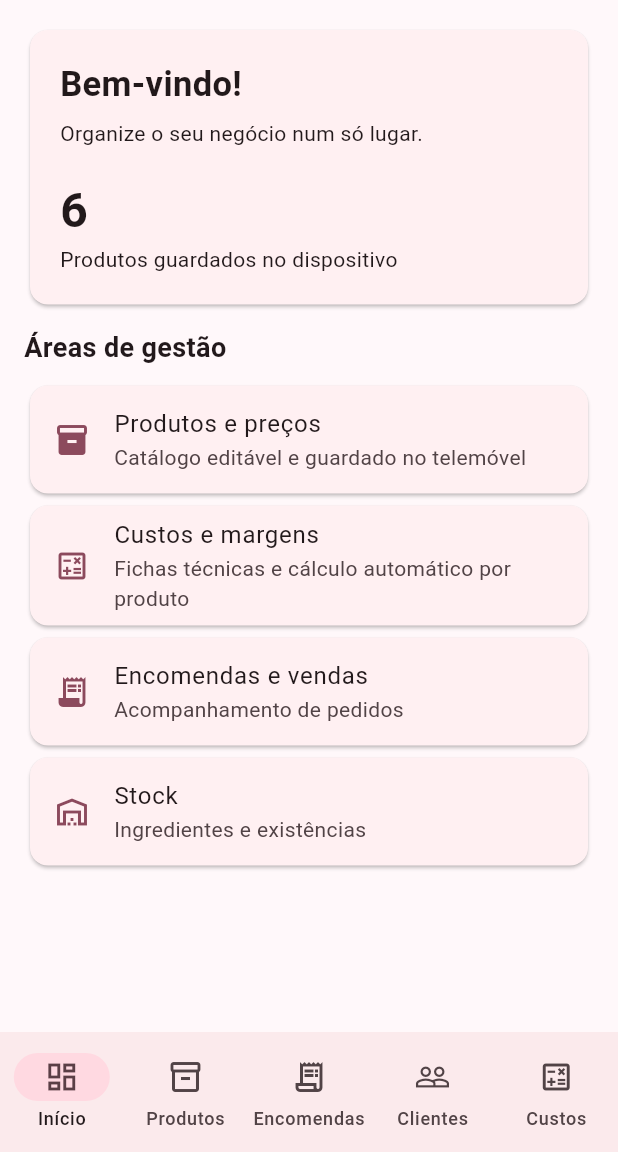
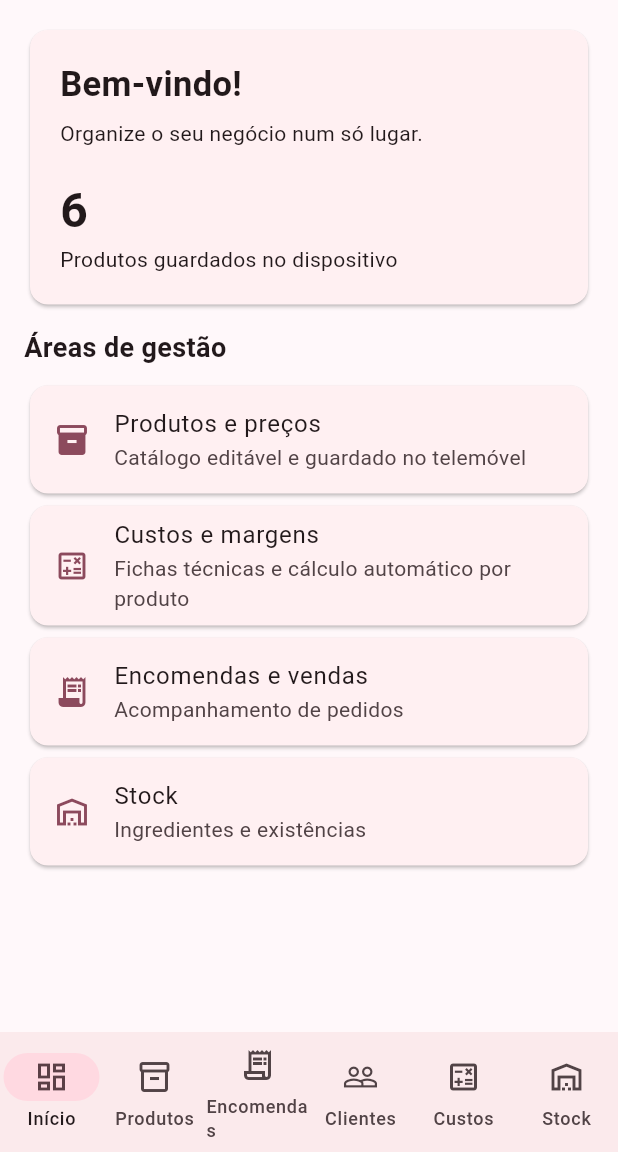
Before and after one commit to nogueiramafrapt-bit/nogueira-gestao, a Flutter app: the screen it shows after launch, on a phone screen of 412 x 824 dp, the part 84-1236 px from its top. Run offline on Flutter 3.47's test engine with Material 3 defaults, Android fonts, the phone set to English and light mode, and no system bars; our stand-ins replace shared_preferences.

Commit message:
Adicionar controlo de stock de ingredientes

```diff
--- a/lib/app.dart
+++ b/lib/app.dart
@@ -131,23 +131,29 @@ class _NogueiraHomePageState extends State<NogueiraHomePage> {
     final name = TextEditingController(text: ingredient?.name ?? '');
     final unit = TextEditingController(text: ingredient?.unit ?? 'kg');
     final price = TextEditingController(text: ingredient?.pricePerUnit.toStringAsFixed(2) ?? '');
+    final stock = TextEditingController(text: ingredient?.stockQuantity.toString() ?? '0');
+    final minimum = TextEditingController(text: ingredient?.minimumStock.toString() ?? '0');
     final result = await showDialog<_Ingredient>(context: context, builder: (c) => AlertDialog(
       title: Text(ingredient == null ? 'Novo ingrediente' : 'Editar ingrediente'),
       content: Column(mainAxisSize: MainAxisSize.min, children: [
         TextField(controller: name, decoration: const InputDecoration(labelText: 'Ingrediente (ex.: farinha)')),
         TextField(controller: unit, decoration: const InputDecoration(labelText: 'Unidade de compra (kg, L, un.)')),
         TextField(controller: price, keyboardType: const TextInputType.numberWithOptions(decimal: true), decoration: const InputDecoration(labelText: 'Preço por unidade (€)')),
+        TextField(controller: stock, keyboardType: const TextInputType.numberWithOptions(decimal: true), decoration: const InputDecoration(labelText: 'Stock atual')),
+        TextField(controller: minimum, keyboardType: const TextInputType.numberWithOptions(decimal: true), decoration: const InputDecoration(labelText: 'Stock mínimo')),
       ]),
       actions: [
         TextButton(onPressed: () => Navigator.pop(c), child: const Text('Cancelar')),
         FilledButton(onPressed: () {
           final v = double.tryParse(price.text.trim().replaceAll(',', '.'));
-          if (name.text.trim().isEmpty || unit.text.trim().isEmpty || v == null || v < 0) return;
-          Navigator.pop(c, _Ingredient(name.text.trim(), unit.text.trim(), v));
+          final q = double.tryParse(stock.text.trim().replaceAll(',', '.'));
+          final m = double.tryParse(minimum.text.trim().replaceAll(',', '.'));
+          if (name.text.trim().isEmpty || unit.text.trim().isEmpty || v == null || v < 0 || q == null || q < 0 || m == null || m < 0) return;
+          Navigator.pop(c, _Ingredient(name.text.trim(), unit.text.trim(), v, stockQuantity: q, minimumStock: m));
         }, child: const Text('Guardar')),
       ],
     ));
-    name.dispose(); unit.dispose(); price.dispose();
+    name.dispose(); unit.dispose(); price.dispose(); stock.dispose(); minimum.dispose();
     if (result == null || !mounted) return;
     setState(() {
       if (index == null) {
@@ -220,14 +226,14 @@ class _NogueiraHomePageState extends State<NogueiraHomePage> {
 
   @override
   Widget build(BuildContext context) {
-    final pages = [_dashboard(), _productList(), const _PlaceholderPage(title: 'Encomendas', subtitle: 'Registo e acompanhamento de encomendas.'), const _PlaceholderPage(title: 'Clientes', subtitle: 'Ficha e contactos de clientes.'), _costPage()];
+    final pages = [_dashboard(), _productList(), const _PlaceholderPage(title: 'Encomendas', subtitle: 'Registo e acompanhamento de encomendas.'), const _PlaceholderPage(title: 'Clientes', subtitle: 'Ficha e contactos de clientes.'), _costPage(), _stockPage()];
     return Scaffold(
       appBar: AppBar(title: const Column(crossAxisAlignment: CrossAxisAlignment.start, children: [
         Text('NOGUEIRA GESTÃO', style: TextStyle(fontWeight: FontWeight.bold, letterSpacing: 0.5)),
         Text('Nogueira Doces & Salgados', style: TextStyle(fontSize: 12)),
       ])),
       body: _loading ? const Center(child: CircularProgressIndicator()) : pages[_tab],
-      floatingActionButton: !_loading && (_tab == 1 || _tab == 4) ? FloatingActionButton.extended(
+      floatingActionButton: !_loading && (_tab == 1 || _tab == 4 || _tab == 5) ? FloatingActionButton.extended(
         onPressed: () => _tab == 1 ? _openProductDialog() : _openIngredientDialog(),
         icon: const Icon(Icons.add), label: Text(_tab == 1 ? 'Produto' : 'Ingrediente'),
       ) : null,
@@ -239,6 +245,7 @@ class _NogueiraHomePageState extends State<NogueiraHomePage> {
           NavigationDestination(icon: Icon(Icons.receipt_long_outlined), label: 'Encomendas'),
           NavigationDestination(icon: Icon(Icons.people_outline), label: 'Clientes'),
           NavigationDestination(icon: Icon(Icons.calculate_outlined), label: 'Custos'),
+          NavigationDestination(icon: Icon(Icons.warehouse_outlined), label: 'Stock'),
         ],
       ),
     );
@@ -305,6 +312,48 @@ class _NogueiraHomePageState extends State<NogueiraHomePage> {
     const Padding(padding: EdgeInsets.only(top: 8), child: Text('Atenção: o cálculo considera apenas os ingredientes registados. Embalagens, energia, mão de obra e desperdício devem ser acrescentados como ingredientes/custos para obter uma estimativa mais completa.', style: TextStyle(fontSize: 12, color: Colors.grey))),
   ]);
 
+
+  Future<void> _stockMovement(_Ingredient ingredient, bool entry) async {
+    final controller = TextEditingController();
+    final amount = await showDialog<double>(context: context, builder: (c) => AlertDialog(
+      title: Text(entry ? 'Entrada de stock' : 'Saída de stock'),
+      content: TextField(controller: controller, autofocus: true, keyboardType: const TextInputType.numberWithOptions(decimal: true), decoration: InputDecoration(labelText: 'Quantidade em ${ingredient.unit}')),
+      actions: [
+        TextButton(onPressed: () => Navigator.pop(c), child: const Text('Cancelar')),
+        FilledButton(onPressed: () { final v = double.tryParse(controller.text.trim().replaceAll(',', '.')); if (v == null || v <= 0) return; Navigator.pop(c, v); }, child: Text(entry ? 'Registar entrada' : 'Registar saída')),
+      ],
+    ));
+    controller.dispose();
+    if (amount == null || !mounted) return;
+    if (!entry && amount > ingredient.stockQuantity) { ScaffoldMessenger.of(context).showSnackBar(const SnackBar(content: Text('Stock insuficiente para esta saída.'))); return; }
+    final index = _ingredients.indexOf(ingredient);
+    if (index < 0) return;
+    setState(() { _ingredients[index] = _Ingredient(ingredient.name, ingredient.unit, ingredient.pricePerUnit, stockQuantity: ingredient.stockQuantity + (entry ? amount : -amount), minimumStock: ingredient.minimumStock); });
+    await _saveCostData();
+  }
+
+  Widget _stockPage() => ListView(padding: const EdgeInsets.all(16), children: [
+    Text('Controlo de stock', style: Theme.of(context).textTheme.titleLarge),
+    const SizedBox(height: 4),
+    const Text('Registe entradas e saídas para acompanhar as existências dos ingredientes.'),
+    const SizedBox(height: 12),
+    Card(child: Padding(padding: const EdgeInsets.all(16), child: Row(mainAxisAlignment: MainAxisAlignment.spaceAround, children: [
+      Column(children: [Text('${_ingredients.length}', style: const TextStyle(fontSize: 24, fontWeight: FontWeight.bold)), const Text('Ingredientes')]),
+      Column(children: [Text('${_ingredients.where((e) => e.stockQuantity <= e.minimumStock).length}', style: const TextStyle(fontSize: 24, fontWeight: FontWeight.bold, color: Colors.red)), const Text('Stock baixo')]),
+    ]))),
+    if (_ingredients.isEmpty) const Padding(padding: EdgeInsets.all(20), child: Text('Adicione ingredientes na área Custos para começar.')),
+    ..._ingredients.map((e) {
+      final low = e.stockQuantity <= e.minimumStock;
+      return Card(child: ListTile(
+        leading: CircleAvatar(backgroundColor: low ? Colors.red.shade50 : Colors.green.shade50, child: Icon(low ? Icons.warning_amber_rounded : Icons.check, color: low ? Colors.red : Colors.green)),
+        title: Text(e.name),
+        subtitle: Text('Disponível: ${e.stockQuantity} ${e.unit} · Mínimo: ${e.minimumStock} ${e.unit}'),
+        trailing: PopupMenuButton<String>(onSelected: (v) { if (v == 'in') _stockMovement(e, true); if (v == 'out') _stockMovement(e, false); },
+          itemBuilder: (_) => const [PopupMenuItem(value: 'in', child: Text('Registar entrada')), PopupMenuItem(value: 'out', child: Text('Registar saída'))]),
+      ));
+    }),
+  ]);
+
   Future<void> _deleteIngredient(int index) async {
     final ingredient = _ingredients[index];
     final ok = await showDialog<bool>(context: context, builder: (c) => AlertDialog(
@@ -324,10 +373,10 @@ class _Product {
   factory _Product.fromJson(Map<String, dynamic> j) => _Product(j['name'] as String, (j['price'] as num).toDouble(), j['category'] as String);
 }
 class _Ingredient {
-  const _Ingredient(this.name, this.unit, this.pricePerUnit);
-  final String name; final String unit; final double pricePerUnit;
-  Map<String, dynamic> toJson() => {'name': name, 'unit': unit, 'pricePerUnit': pricePerUnit};
-  factory _Ingredient.fromJson(Map<String, dynamic> j) => _Ingredient(j['name'] as String, j['unit'] as String, (j['pricePerUnit'] as num).toDouble());
+  const _Ingredient(this.name, this.unit, this.pricePerUnit, {this.stockQuantity = 0, this.minimumStock = 0});
+  final String name; final String unit; final double pricePerUnit; final double stockQuantity; final double minimumStock;
+  Map<String, dynamic> toJson() => {'name': name, 'unit': unit, 'pricePerUnit': pricePerUnit, 'stockQuantity': stockQuantity, 'minimumStock': minimumStock};
+  factory _Ingredient.fromJson(Map<String, dynamic> j) => _Ingredient(j['name'] as String, j['unit'] as String, (j['pricePerUnit'] as num).toDouble(), stockQuantity: (j['stockQuantity'] as num? ?? 0).toDouble(), minimumStock: (j['minimumStock'] as num? ?? 0).toDouble());
 }
 class _RecipeLine {
   _RecipeLine(this.ingredient, this.quantity);
```
